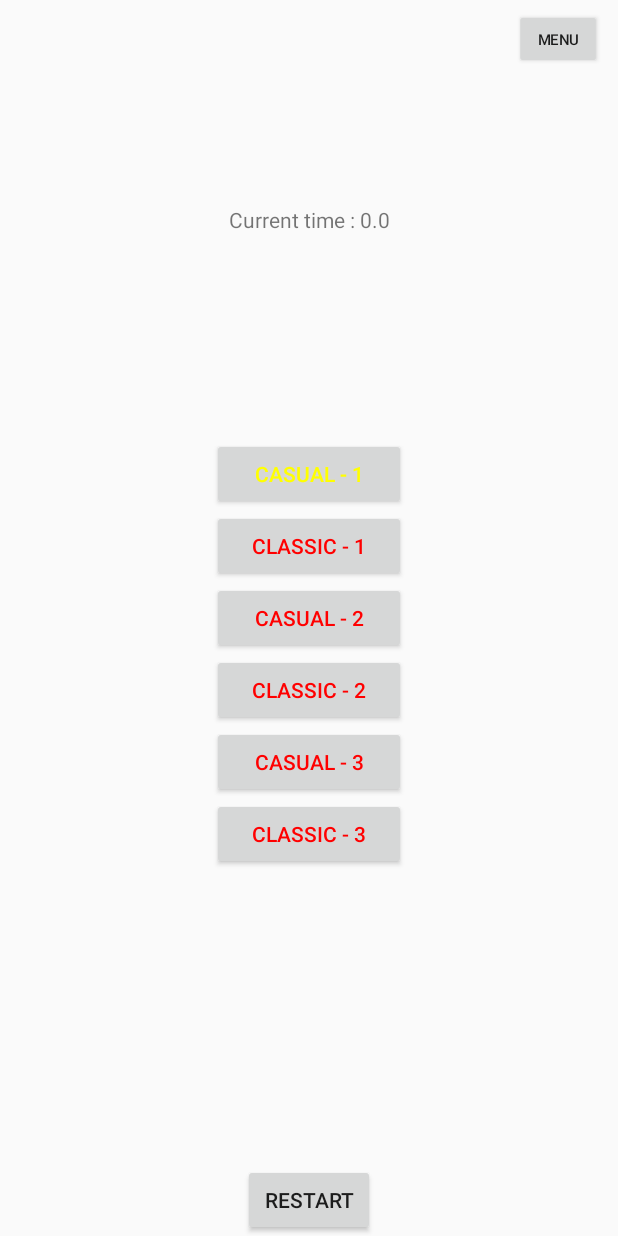
After one commit to Vaniog/Tetris3D, an Android app: the CampaignActivity screen opened directly, with no data from a screen before it, on a phone screen of 412 x 824 dp. The commit adds this screen. Run offline under Robolectric (Android 15) with nearby library versions, the phone set to English and light mode, and no system bars.

Commit message:
add campaign

```diff
--- a/app/src/main/AndroidManifest.xml
+++ b/app/src/main/AndroidManifest.xml
@@ -12,7 +12,8 @@
         android:roundIcon="@mipmap/ic_launcher_round"
         android:supportsRtl="true"
         android:theme="@style/Theme.Tetris3d">
-        <activity android:name=".CasualActivity"></activity>
+        <activity android:name=".CampaignActivity"></activity>
+        <activity android:name=".CasualActivity" />
         <activity android:name=".GameActivity" />
         <activity android:name=".MainActivity">
             <intent-filter>
--- /dev/null
+++ b/app/src/main/java/com/example/tetris3d/CampaignActivity.kt
@@ -0,0 +1,188 @@
+package com.example.tetris3d
+
+import android.content.Context
+import android.content.Intent
+import android.content.res.Configuration
+import android.graphics.Color
+import androidx.appcompat.app.AppCompatActivity
+import android.os.Bundle
+import android.widget.Button
+import android.widget.TextView
+
+
+class CampaignActivity : AppCompatActivity() {
+    private var wasInGame = false;
+    private var oldLevelsPassed = 0;
+    private var levelsPassed = 0;
+    override fun onCreate(savedInstanceState: Bundle?) {
+        super.onCreate(savedInstanceState)
+        val sharedPreferences = getSharedPreferences("data", Context.MODE_PRIVATE)
+        var currentTime = sharedPreferences.getLong("CAMPAIGN_CURRENT_TIME", 0)
+        levelsPassed = sharedPreferences.getInt("CAMPAIGN_LEVELS_PASSED", 0)
+        oldLevelsPassed = levelsPassed;
+        var bestTime = sharedPreferences.getFloat("CAMPAIGN_BEST_TIME", -1f)
+        var startTime = System.currentTimeMillis();
+        setContentView(R.layout.activity_campaign)
+
+        val classicButton1 = findViewById<Button>(R.id.classicButton1)
+        val classicButton2 = findViewById<Button>(R.id.classicButton2)
+        val classicButton3 = findViewById<Button>(R.id.classicButton3)
+        val casualButton1 = findViewById<Button>(R.id.casualButton1)
+        val casualButton2 = findViewById<Button>(R.id.casualButton2)
+        val casualButton3 = findViewById<Button>(R.id.casualButton3)
+        val menuButton = findViewById<Button>(R.id.menuButton2)
+        val restartButton = findViewById<Button>(R.id.restartButton)
+        menuButton.setOnClickListener{
+            finish()
+        }
+        restartButton.setOnClickListener(){
+            sharedPreferences.edit().putInt("CAMPAIGN_LEVELS_PASSED", 0).apply()
+            sharedPreferences.edit().putLong("CAMPAIGN_CURRENT_TIME", 0).apply()
+            this.onResume()
+        }
+
+
+        fun onGameLaunch() {
+            startTime = System.currentTimeMillis()
+            sharedPreferences.edit().putLong("CAMPAIGN_START_TIME", startTime).apply()
+            wasInGame = true;
+        }
+        casualButton1.setOnClickListener{
+            if (levelsPassed == 0) {
+                onGameLaunch()
+                val i = Intent(this, CasualActivity::class.java)
+                i.putExtra("need", 10)
+                startActivity(i)
+            }
+        }
+        classicButton1.setOnClickListener{
+            if (levelsPassed == 1) {
+                onGameLaunch()
+                val i = Intent(this, GameActivity::class.java)
+                i.putExtra("need", 5)
+                startActivity(i)
+            }
+        }
+        casualButton2.setOnClickListener{
+            if (levelsPassed == 2) {
+                onGameLaunch()
+                val i = Intent(this, CasualActivity::class.java)
+                i.putExtra("need", 20)
+                startActivity(i)
+            }
+        }
+        classicButton2.setOnClickListener{
+            if (levelsPassed == 3) {
+                onGameLaunch()
+                val i = Intent(this, GameActivity::class.java)
+                i.putExtra("need", 10)
+                startActivity(i)
+            }
+        }
+        casualButton3.setOnClickListener{
+            if (levelsPassed == 4) {
+                onGameLaunch()
+                val i = Intent(this, CasualActivity::class.java)
+                i.putExtra("need", 30)
+                startActivity(i)
+            }
+        }
+        classicButton3.setOnClickListener{
+            if (levelsPassed == 5) {
+                onGameLaunch()
+                val i = Intent(this, GameActivity::class.java)
+                i.putExtra("need", 15)
+                startActivity(i)
+            }
+        }
+    }
+
+    fun colorButtons(levelsPassed : Int){
+        val classicButton1 = findViewById<Button>(R.id.classicButton1)
+        val classicButton2 = findViewById<Button>(R.id.classicButton2)
+        val classicButton3 = findViewById<Button>(R.id.classicButton3)
+        val casualButton1 = findViewById<Button>(R.id.casualButton1)
+        val casualButton2 = findViewById<Button>(R.id.casualButton2)
+        val casualButton3 = findViewById<Button>(R.id.casualButton3)
+        classicButton1.setTextColor(Color.RED);
+        classicButton2.setTextColor(Color.RED);
+        classicButton3.setTextColor(Color.RED);
+        casualButton1.setTextColor(Color.RED);
+        casualButton2.setTextColor(Color.RED);
+        casualButton3.setTextColor(Color.RED);
+
+        if (levelsPassed == 0){
+            casualButton1.setTextColor(Color.YELLOW)
+        }
+        if (levelsPassed == 1){
+            casualButton1.setTextColor(Color.GREEN)
+            classicButton1.setTextColor(Color.YELLOW)
+        }
+        if (levelsPassed == 2){
+            casualButton1.setTextColor(Color.GREEN)
+            classicButton1.setTextColor(Color.GREEN)
+            casualButton2.setTextColor(Color.YELLOW)
+        }
+        if (levelsPassed == 3){
+            casualButton1.setTextColor(Color.GREEN)
+            classicButton1.setTextColor(Color.GREEN)
+            casualButton2.setTextColor(Color.GREEN)
+            classicButton2.setTextColor(Color.YELLOW)
+        }
+        if (levelsPassed == 4){
+            casualButton1.setTextColor(Color.GREEN)
+            classicButton1.setTextColor(Color.GREEN)
+            casualButton2.setTextColor(Color.GREEN)
+            classicButton2.setTextColor(Color.GREEN)
+            casualButton3.setTextColor(Color.YELLOW)
+        }
+        if (levelsPassed == 5){
+            casualButton1.setTextColor(Color.GREEN)
+            classicButton1.setTextColor(Color.GREEN)
+            casualButton2.setTextColor(Color.GREEN)
+            classicButton2.setTextColor(Color.GREEN)
+            casualButton3.setTextColor(Color.GREEN)
+            classicButton3.setTextColor(Color.YELLOW)
+        }
+        if (levelsPassed == 6){
+            casualButton1.setTextColor(Color.GREEN)
+            classicButton1.setTextColor(Color.GREEN)
+            casualButton2.setTextColor(Color.GREEN)
+            classicButton2.setTextColor(Color.GREEN)
+            casualButton3.setTextColor(Color.GREEN)
+            classicButton3.setTextColor(Color.GREEN)
+        }
+    }
+
+    override fun onResume() {
+        wasInGame = false
+        val sharedPreferences = getSharedPreferences("data", Context.MODE_PRIVATE)
+        var currentTime = sharedPreferences.getLong("CAMPAIGN_CURRENT_TIME", 0) / 1000f
+        levelsPassed = sharedPreferences.getInt("CAMPAIGN_LEVELS_PASSED", 0)
+        var bestTime = sharedPreferences.getFloat("CAMPAIGN_BEST_TIME", -1f)
+        val textView = findViewById<TextView>(R.id.timeText)
+
+        colorButtons(levelsPassed)
+
+        var str : String = "Current time : $currentTime"
+
+
+        if (levelsPassed == 6)
+        {
+            if (currentTime < bestTime || bestTime == -1f) {
+                bestTime = currentTime
+                sharedPreferences.edit()
+                    .putFloat("CAMPAIGN_BEST_TIME", bestTime).apply()
+            }
+            str = "Current pass time : $currentTime\nBest time : $bestTime";
+        }
+
+        textView.text = str;
+
+        super.onResume()
+    }
+
+    override fun onStop() {
+        super.onStop()
+    }
+}
--- /dev/null
+++ b/app/src/main/res/layout/activity_campaign.xml
@@ -0,0 +1,92 @@
+<?xml version="1.0" encoding="utf-8"?>
+<androidx.constraintlayout.widget.ConstraintLayout xmlns:android="http://schemas.android.com/apk/res/android"
+    xmlns:app="http://schemas.android.com/apk/res-auto"
+    xmlns:tools="http://schemas.android.com/tools"
+    android:layout_width="match_parent"
+    android:layout_height="match_parent"
+    tools:context=".CampaignActivity">
+
+    <Button
+        android:id="@+id/casualButton2"
+        android:layout_width="129dp"
+        android:layout_height="wrap_content"
+        android:text="Casual - 2"
+        app:layout_constraintBottom_toBottomOf="parent"
+        app:layout_constraintEnd_toEndOf="parent"
+        app:layout_constraintStart_toStartOf="parent"
+        app:layout_constraintTop_toTopOf="parent" />
+
+    <Button
+        android:id="@+id/classicButton1"
+        android:layout_width="129dp"
+        android:layout_height="wrap_content"
+        android:text="Classic - 1"
+        app:layout_constraintBottom_toTopOf="@+id/casualButton2"
+        app:layout_constraintEnd_toEndOf="parent"
+        app:layout_constraintStart_toStartOf="parent" />
+
+    <Button
+        android:id="@+id/classicButton2"
+        android:layout_width="129dp"
+        android:layout_height="wrap_content"
+        android:text="Classic - 2"
+        app:layout_constraintEnd_toEndOf="parent"
+        app:layout_constraintStart_toStartOf="parent"
+        app:layout_constraintTop_toBottomOf="@+id/casualButton2" />
+
+    <Button
+        android:id="@+id/casualButton3"
+        android:layout_width="129dp"
+        android:layout_height="wrap_content"
+        android:text="Casual - 3"
+        app:layout_constraintEnd_toEndOf="parent"
+        app:layout_constraintStart_toStartOf="parent"
+        app:layout_constraintTop_toBottomOf="@+id/classicButton2" />
+
+    <Button
+        android:id="@+id/casualButton1"
+        android:layout_width="129dp"
+        android:layout_height="wrap_content"
+        android:text="Casual - 1"
+        app:layout_constraintBottom_toTopOf="@+id/classicButton1"
+        app:layout_constraintEnd_toEndOf="parent"
+        app:layout_constraintStart_toStartOf="parent" />
+
+    <Button
+        android:id="@+id/classicButton3"
+        android:layout_width="129dp"
+        android:layout_height="wrap_content"
+        android:text="Classic - 3"
+        app:layout_constraintEnd_toEndOf="parent"
+        app:layout_constraintStart_toStartOf="parent"
+        app:layout_constraintTop_toBottomOf="@+id/casualButton3" />
+
+    <Button
+        android:id="@+id/menuButton2"
+        android:layout_width="80dp"
+        android:layout_height="52dp"
+        android:scaleX="0.7"
+        android:scaleY="0.7"
+        android:text="Menu"
+        app:layout_constraintEnd_toEndOf="parent"
+        app:layout_constraintTop_toTopOf="parent" />
+
+    <TextView
+        android:id="@+id/timeText"
+        android:layout_width="wrap_content"
+        android:layout_height="wrap_content"
+        android:text="TextView"
+        app:layout_constraintBottom_toTopOf="@+id/casualButton1"
+        app:layout_constraintEnd_toEndOf="parent"
+        app:layout_constraintStart_toStartOf="parent"
+        app:layout_constraintTop_toTopOf="parent" />
+
+    <Button
+        android:id="@+id/restartButton"
+        android:layout_width="wrap_content"
+        android:layout_height="wrap_content"
+        android:text="RESTART"
+        app:layout_constraintBottom_toBottomOf="parent"
+        app:layout_constraintEnd_toEndOf="parent"
+        app:layout_constraintStart_toStartOf="parent" />
+</androidx.constraintlayout.widget.ConstraintLayout>
```
Also changed, not shown: app/src/main/java/com/example/tetris3d/CasualActivity.kt (+25 -3 lines), app/src/main/java/com/example/tetris3d/CustomOpenGL/ScoreBoard.kt (+37 -3 lines), app/src/main/java/com/example/tetris3d/GameActivity.kt (+25 -4 lines), app/src/main/java/com/example/tetris3d/MainActivity.kt (+5 -3 lines), app/src/main/java/com/example/tetris3d/ProgressSpace.kt (+20 -6 lines), app/src/main/res/layout/activity_main.xml (+12 -2 lines).
